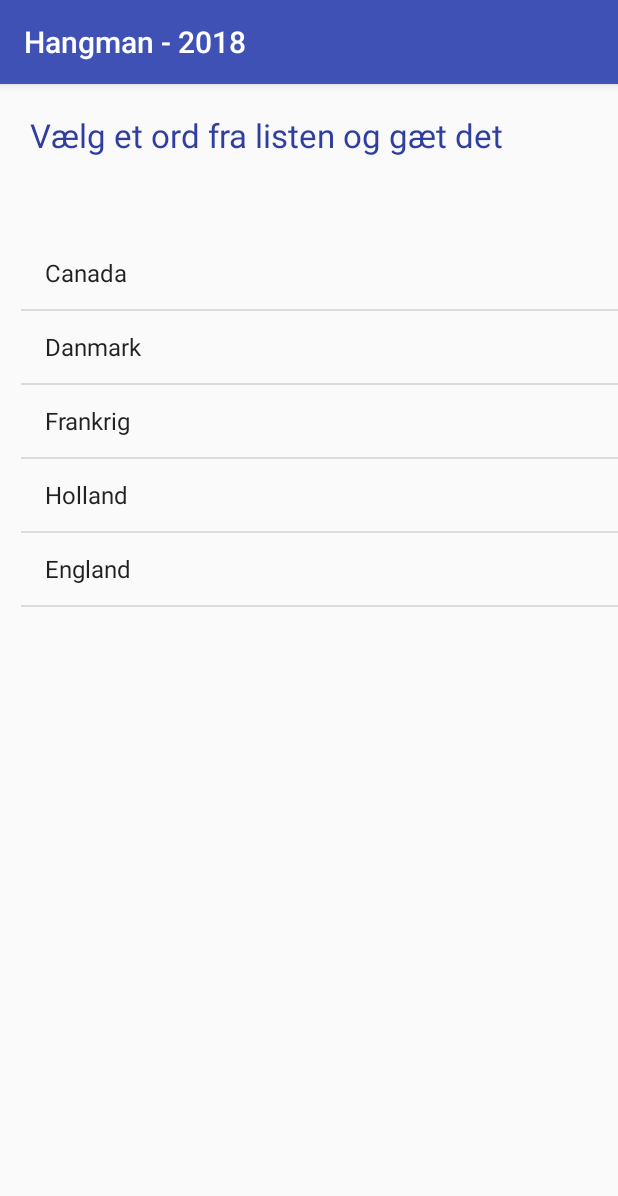
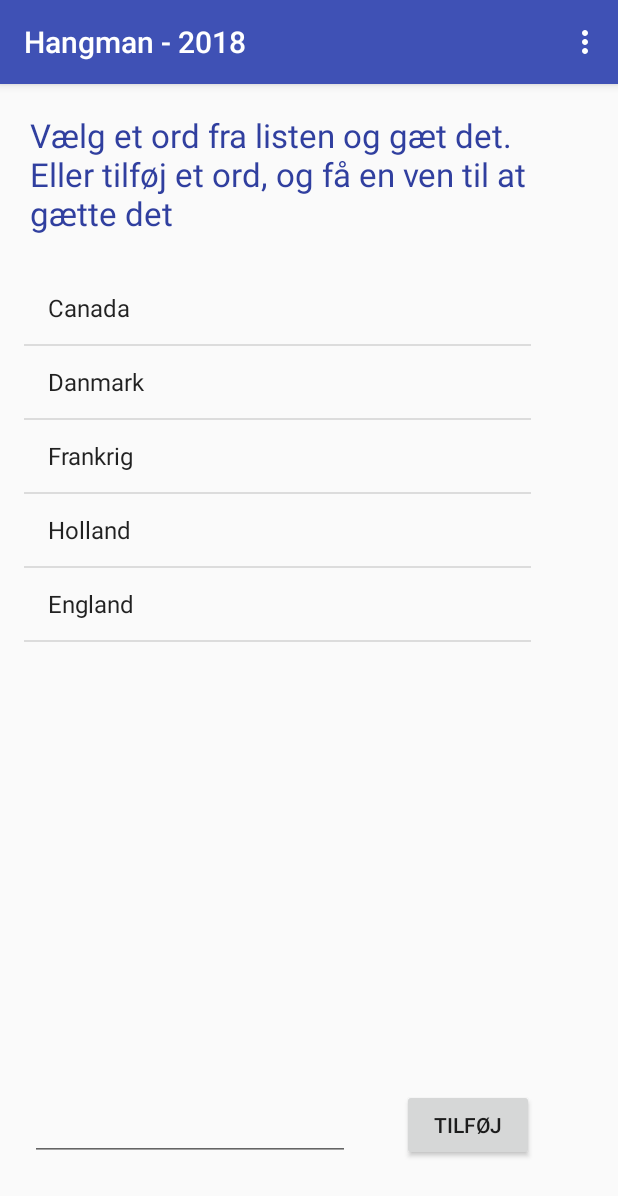
Before and after one commit to nicovahman/SplashProjekt, an Android app: the guessGame screen opened directly, with no data from a screen before it, on a phone screen of 412 x 824 dp. Shown: the top 1196 px of the screen. Run offline under Robolectric (Android 15) with nearby library versions, the phone set to English and light mode, and no system bars; network calls fail.

Commit message:
Man kan nu tilføje ord til listen, og få en ven til gætte det.

```diff
--- a/app/src/main/java/com/example/nicolasvahman/splashprojekt/HomeActivity.java
+++ b/app/src/main/java/com/example/nicolasvahman/splashprojekt/HomeActivity.java
@@ -196,6 +196,9 @@ public class HomeActivity extends AppCompatActivity  {
             case R.id.item3:
                 Intent highscore = new Intent(HomeActivity.this, Highscore.class);
                 startActivity(highscore);
+            case R.id.item4:
+                Intent omspillet = new Intent(HomeActivity.this, omSpillet.class);
+                startActivity(omspillet);
 
         }
         return super.onOptionsItemSelected(item);
--- a/app/src/main/java/com/example/nicolasvahman/splashprojekt/guessGame.java
+++ b/app/src/main/java/com/example/nicolasvahman/splashprojekt/guessGame.java
@@ -3,17 +3,25 @@ package com.example.nicolasvahman.splashprojekt;
 import android.content.Intent;
 import android.os.Bundle;
 import android.support.v7.app.AppCompatActivity;
+import android.view.Menu;
+import android.view.MenuInflater;
+import android.view.MenuItem;
 import android.view.View;
 import android.widget.AdapterView;
 import android.widget.ArrayAdapter;
+import android.widget.Button;
 import android.widget.EditText;
 import android.widget.ListView;
+
+import java.util.ArrayList;
 
 public class guessGame extends AppCompatActivity {
 
     ListView listView;
     EditText input;
     Intent myIntent;
+    Button tilfoj;
+    EditText indtast;
 
 
     @Override
@@ -21,18 +29,36 @@ public class guessGame extends AppCompatActivity {
         super.onCreate(savedInstanceState);
         setContentView(R.layout.activity_guess_game);
 
+        tilfoj = findViewById(R.id.addbutton);
+        indtast = findViewById(R.id.resultat);
+
         myIntent = new Intent(guessGame.this, guess2.class);
         listView = findViewById(R.id.listviewGame);
 
-        String[] myData = {"Canada", "Danmark", "Frankrig","Holland", "England"};
+        final String[] myData = {"Canada", "Danmark", "Frankrig","Holland", "England"};
 
-        ArrayAdapter<String> myAdapter = new ArrayAdapter<>(this, android.R.layout.simple_list_item_1, myData);
+        final ArrayList<String> arrayList = new ArrayList<>();
+        arrayList.add("Canada");
+        arrayList.add("Danmark");
+        arrayList.add("Frankrig");
+        arrayList.add("Holland");
+        arrayList.add("England");
+
+        final ArrayAdapter<String> myAdapter = new ArrayAdapter<>(this, android.R.layout.simple_list_item_1, arrayList);
 
       listView.setAdapter(myAdapter);
       listView.setOnItemClickListener(listclick);
 
 
 
+      tilfoj.setOnClickListener(new View.OnClickListener() {
+          @Override
+          public void onClick(View v) {
+              String add = indtast.getText().toString();
+              arrayList.add(add);
+              myAdapter.notifyDataSetChanged();
+          }
+      });
 
 
 
@@ -56,4 +82,38 @@ public class guessGame extends AppCompatActivity {
 
 
 
+
+
+
+    @Override
+    public boolean onCreateOptionsMenu(Menu menu) {
+        MenuInflater menuInflater = getMenuInflater();
+        menuInflater.inflate(R.menu.example_menu, menu);
+        return true;
+    }
+
+    @Override
+    public boolean onOptionsItemSelected(MenuItem item) {
+
+        switch (item.getItemId()){
+
+            case R.id.item1:
+                Intent startside = new Intent( guessGame.this, HomeActivity.class);
+                startActivity(startside);
+
+            case R.id.item2:
+                Intent gættelegen = new Intent(guessGame.this, guessGame.class);
+                startActivity(gættelegen);
+            case R.id.item3:
+                Intent highscore = new Intent(guessGame.this, Highscore.class);
+                startActivity(highscore);
+            case R.id.item4:
+                Intent omspillet = new Intent(guessGame.this, omSpillet.class);
+                startActivity(omspillet);
+
+        }
+        return super.onOptionsItemSelected(item);
+    }
+
+
 }
--- a/app/src/main/res/layout/activity_guess_game.xml
+++ b/app/src/main/res/layout/activity_guess_game.xml
@@ -8,22 +8,40 @@
 
     <ListView
         android:id="@+id/listviewGame"
-        android:layout_width="wrap_content"
-        android:layout_height="409dp"
+        android:layout_width="338dp"
+        android:layout_height="274dp"
         android:layout_alignParentStart="true"
         android:layout_alignParentTop="true"
-        android:layout_marginStart="14dp"
-        android:layout_marginTop="102dp" />
+        android:layout_marginStart="16dp"
+        android:layout_marginTop="125dp" />
 
     <TextView
         android:id="@+id/header"
-        android:layout_width="333dp"
-        android:layout_height="51dp"
+        android:layout_width="336dp"
+        android:layout_height="85dp"
         android:layout_alignParentStart="true"
         android:layout_alignParentTop="true"
         android:layout_marginStart="20dp"
         android:layout_marginTop="19dp"
-        android:text="Vælg et ord fra listen og gæt det"
+        android:text="Vælg et ord fra listen og gæt det. Eller tilføj et ord, og få en ven til at gætte det"
         android:textColor="@color/colorPrimaryDark"
         android:textSize="22sp" />
+
+    <EditText
+        android:id="@+id/resultat"
+        android:layout_width="wrap_content"
+        android:layout_height="wrap_content"
+        android:layout_alignStart="@+id/header"
+        android:layout_alignParentBottom="true"
+        android:layout_marginBottom="50dp"
+        android:ems="10"
+        android:inputType="textPersonName" />
+
+    <Button
+        android:id="@+id/addbutton"
+        android:layout_width="wrap_content"
+        android:layout_height="wrap_content"
+        android:layout_alignEnd="@+id/header"
+        android:layout_alignBottom="@+id/resultat"
+        android:text="TIlføj" />
 </RelativeLayout>
--- a/app/src/main/res/menu/example_menu.xml
+++ b/app/src/main/res/menu/example_menu.xml
@@ -15,4 +15,8 @@
         android:title="Highscoreliste"
         app:showAsAction="never" />
 
+    <item android:id="@+id/item4"
+        android:title="Om spillet"
+        app:showAsAction="never" />
+
 </menu>
```
Also changed, not shown: app/src/main/AndroidManifest.xml (+5 -2 lines), app/src/main/java/com/example/nicolasvahman/splashprojekt/AlmindeligtSpil.java (+35 -2 lines), app/src/main/java/com/example/nicolasvahman/splashprojekt/Highscore.java (+33 -0 lines), app/src/main/java/com/example/nicolasvahman/splashprojekt/TheGame.java (+33 -0 lines), app/src/main/java/com/example/nicolasvahman/splashprojekt/guess2.java (+33 -0 lines), app/src/main/java/com/example/nicolasvahman/splashprojekt/omSpillet.java (added, +48 -0 lines), app/src/main/java/com/example/nicolasvahman/splashprojekt/taberscreen.java (+34 -3 lines), app/src/main/java/com/example/nicolasvahman/splashprojekt/vinderscreen.java (+33 -0 lines), app/src/main/res/layout/activity_om_spillet.xml (added, +57 -0 lines).
